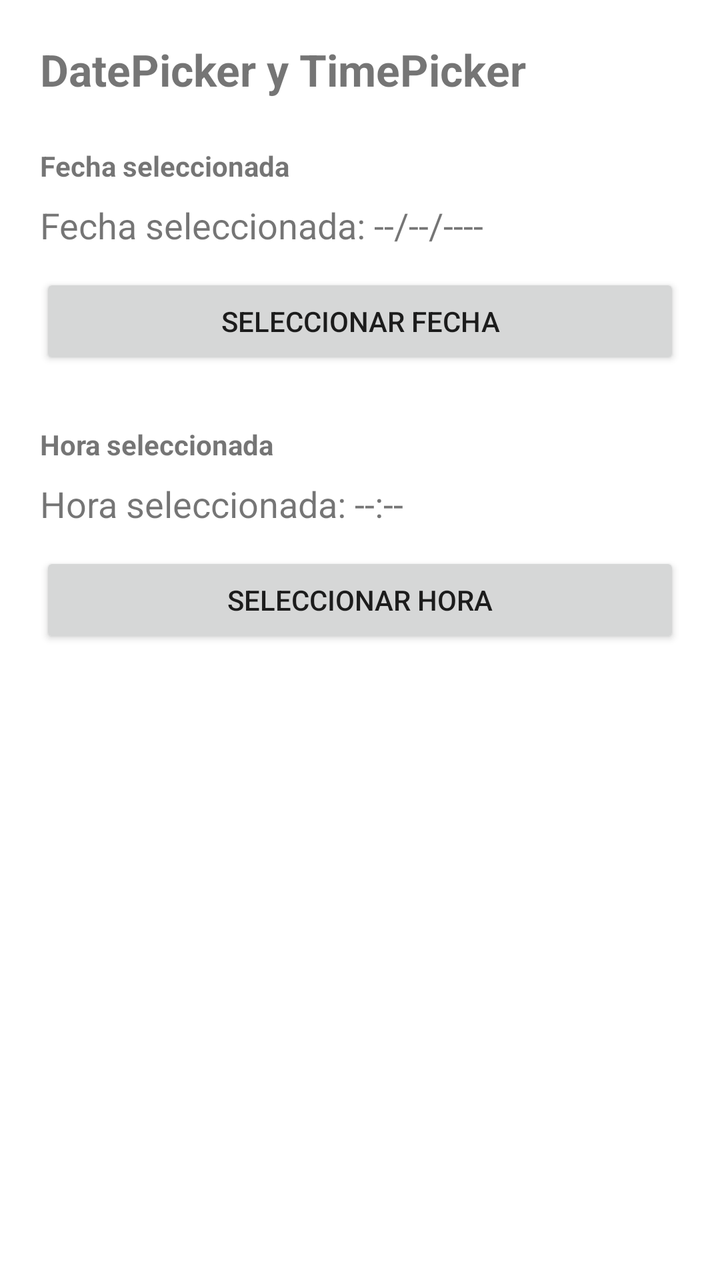
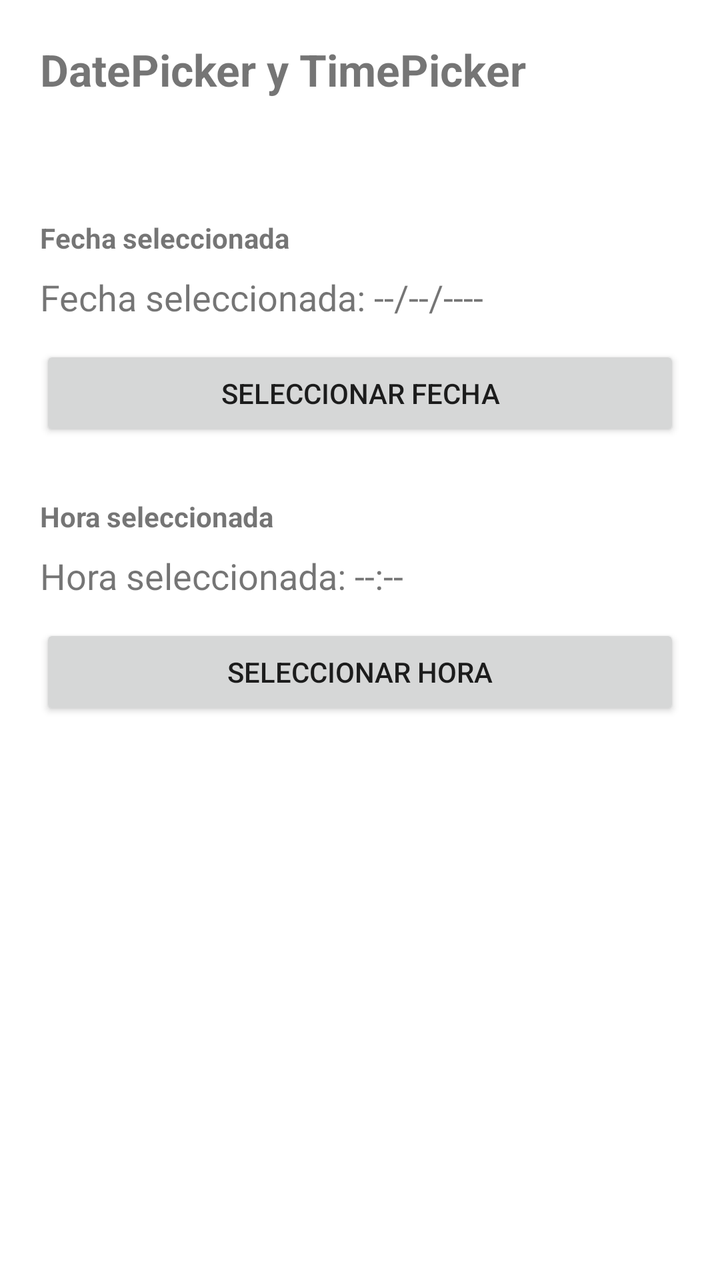

Two renders of the same Android screen: before a commit and after it. Below are the layout's source before the change and the commit's diff.
<!-- AndroidManifest.xml: application theme Theme.Practica6 -->
<!-- res/layout/activity_main.xml -->
﻿<?xml version="1.0" encoding="utf-8"?>
<androidx.constraintlayout.widget.ConstraintLayout xmlns:android="http://schemas.android.com/apk/res/android"
    xmlns:app="http://schemas.android.com/apk/res-auto"
    android:layout_width="match_parent"
    android:layout_height="match_parent"
    android:padding="20dp">

    <TextView
        android:id="@+id/tvTitle"
        android:layout_width="0dp"
        android:layout_height="wrap_content"
        android:text="@string/title"
        android:textSize="22sp"
        android:textStyle="bold"
        app:layout_constraintEnd_toEndOf="parent"
        app:layout_constraintStart_toStartOf="parent"
        app:layout_constraintTop_toTopOf="parent" />

    <TextView
        android:id="@+id/tvDateLabel"
        android:layout_width="0dp"
        android:layout_height="wrap_content"
        android:layout_marginTop="24dp"
        android:text="@string/date_label"
        android:textStyle="bold"
        app:layout_constraintEnd_toEndOf="parent"
        app:layout_constraintStart_toStartOf="parent"
        app:layout_constraintTop_toBottomOf="@id/tvTitle" />

    <TextView
        android:id="@+id/tvDateValue"
        android:layout_width="0dp"
        android:layout_height="wrap_content"
        android:layout_marginTop="8dp"
        android:text="@string/selected_date_default"
        android:textSize="18sp"
        app:layout_constraintEnd_toEndOf="parent"
        app:layout_constraintStart_toStartOf="parent"
        app:layout_constraintTop_toBottomOf="@id/tvDateLabel" />

    <Button
        android:id="@+id/btnPickDate"
        android:layout_width="0dp"
        android:layout_height="wrap_content"
        android:layout_marginTop="12dp"
        android:text="@string/pick_date"
        app:layout_constraintEnd_toEndOf="parent"
        app:layout_constraintStart_toStartOf="parent"
        app:layout_constraintTop_toBottomOf="@id/tvDateValue" />

    <TextView
        android:id="@+id/tvTimeLabel"
        android:layout_width="0dp"
        android:layout_height="wrap_content"
        android:layout_marginTop="28dp"
        android:text="@string/time_label"
        android:textStyle="bold"
        app:layout_constraintEnd_toEndOf="parent"
        app:layout_constraintStart_toStartOf="parent"
        app:layout_constraintTop_toBottomOf="@id/btnPickDate" />

    <TextView
        android:id="@+id/tvTimeValue"
        android:layout_width="0dp"
        android:layout_height="wrap_content"
        android:layout_marginTop="8dp"
        android:text="@string/selected_time_default"
        android:textSize="18sp"
        app:layout_constraintEnd_toEndOf="parent"
        app:layout_constraintStart_toStartOf="parent"
        app:layout_constraintTop_toBottomOf="@id/tvTimeLabel" />

    <Button
        android:id="@+id/btnPickTime"
        android:layout_width="0dp"
        android:layout_height="wrap_content"
        android:layout_marginTop="12dp"
        android:text="@string/pick_time"
        app:layout_constraintEnd_toEndOf="parent"
        app:layout_constraintStart_toStartOf="parent"
        app:layout_constraintTop_toBottomOf="@id/tvTimeValue" />

</androidx.constraintlayout.widget.ConstraintLayout>
<!-- resources referenced by this layout -->
<resources>
  <string name="date_label">Fecha seleccionada</string>
  <string name="pick_date">Seleccionar fecha</string>
  <string name="pick_time">Seleccionar hora</string>
  <string name="selected_date_default">Fecha seleccionada: --/--/----</string>
  <string name="selected_time_default">Hora seleccionada: --:--</string>
  <string name="time_label">Hora seleccionada</string>
  <string name="title">DatePicker y TimePicker</string>
  <style name="Theme.Practica6" parent="Theme.MaterialComponents.DayNight.DarkActionBar">
          <item name="colorPrimary">@android:color/holo_blue_dark</item>
          <item name="colorPrimaryVariant">@android:color/holo_blue_light</item>
          <item name="colorOnPrimary">@android:color/white</item>
          <item name="colorSecondary">@android:color/holo_green_dark</item>
          <item name="colorOnSecondary">@android:color/white</item>
      </style>
</resources>

<!-- the commit's change to res/layout/activity_main.xml (unified diff, before → after) -->
@@ -20,7 +20,7 @@
         android:id="@+id/tvDateLabel"
         android:layout_width="0dp"
         android:layout_height="wrap_content"
-        android:layout_marginTop="24dp"
+        android:layout_marginTop="60dp"
         android:text="@string/date_label"
         android:textStyle="bold"
         app:layout_constraintEnd_toEndOf="parent"
<!-- resource entries referenced after the edit -->
@@ -7,12 +7,5 @@
   <string name="selected_time_default">Hora seleccionada: --:--</string>
   <string name="time_label">Hora seleccionada</string>
   <string name="title">DatePicker y TimePicker</string>
-  <style name="Theme.Practica6" parent="Theme.MaterialComponents.DayNight.DarkActionBar">
-          <item name="colorPrimary">@android:color/holo_blue_dark</item>
-          <item name="colorPrimaryVariant">@android:color/holo_blue_light</item>
-          <item name="colorOnPrimary">@android:color/white</item>
-          <item name="colorSecondary">@android:color/holo_green_dark</item>
-          <item name="colorOnSecondary">@android:color/white</item>
-      </style>
 </resources>
 
